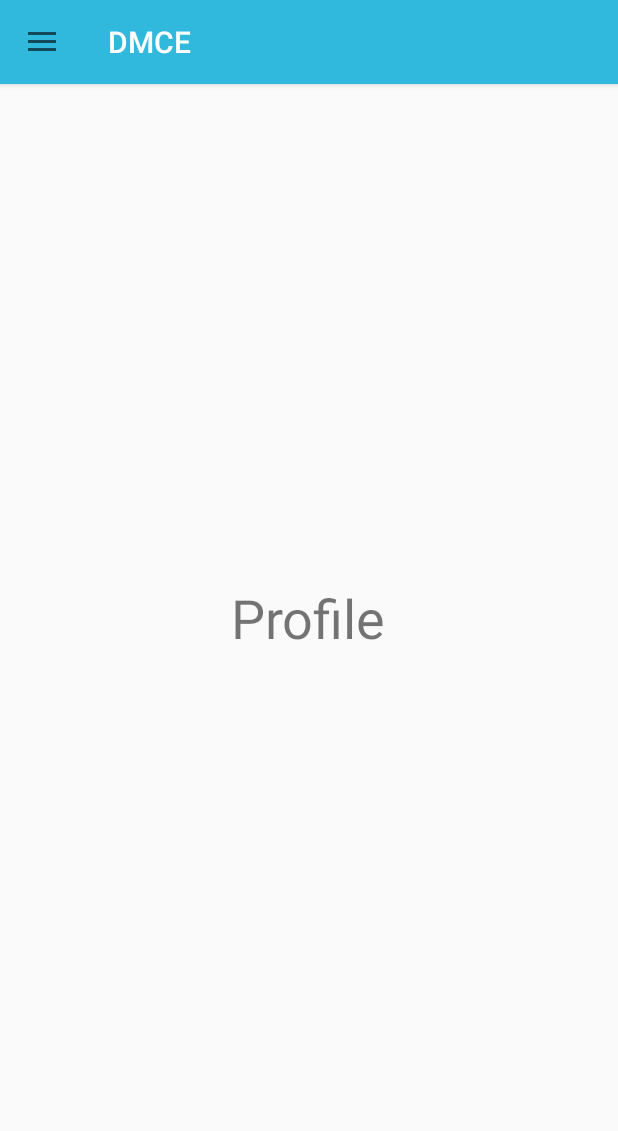
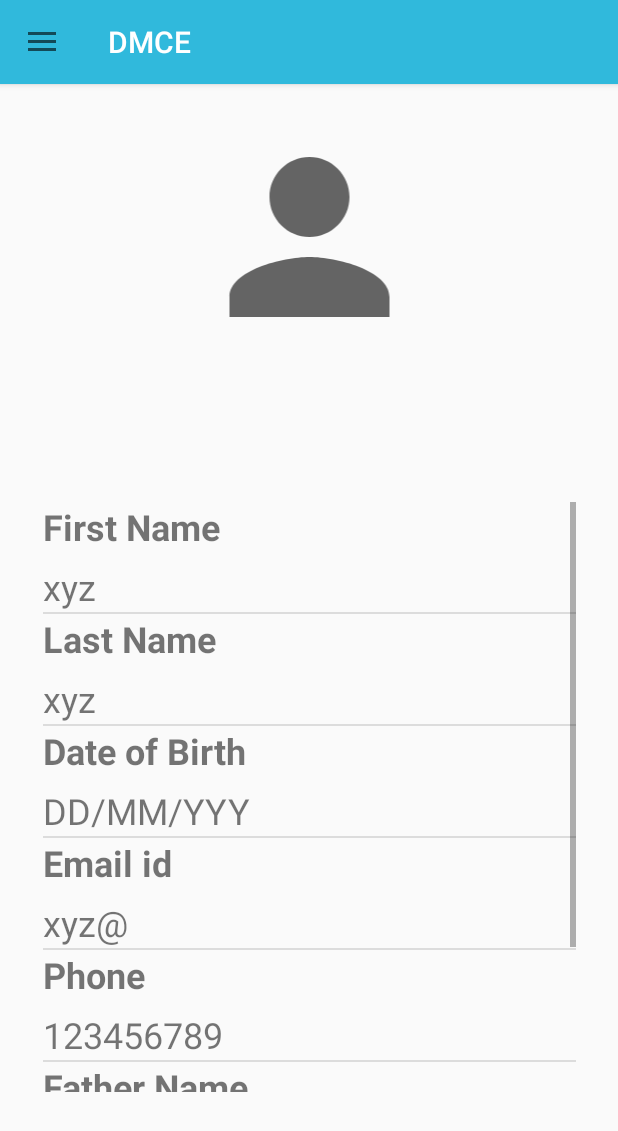
Before and after one commit to underdogs3/Dmce-App, an Android app: the fragment ProfileFragment placed in its activity, on a phone screen of 412 x 824 dp. Shown: the top 1131 px of the screen. Run offline under Robolectric (Android 15) with nearby library versions, the phone set to English and light mode, and no system bars.

Commit message:
Profile updated

```diff
--- a/app/src/main/java/com/example/loginpage/Fragment/ProfileFragment.java
+++ b/app/src/main/java/com/example/loginpage/Fragment/ProfileFragment.java
@@ -1,66 +1,85 @@
 package com.example.loginpage.Fragment;
 
+import android.annotation.SuppressLint;
+import android.content.Context;
 import android.os.Bundle;
 
+import androidx.annotation.NonNull;
+import androidx.annotation.Nullable;
 import androidx.fragment.app.Fragment;
 
 import android.view.LayoutInflater;
 import android.view.View;
 import android.view.ViewGroup;
+import android.widget.ArrayAdapter;
+import android.widget.ListView;
+import android.widget.TextView;
 
 import com.example.loginpage.R;
 
-/**
- * A simple {@link Fragment} subclass.
- * Use the {@link ProfileFragment#newInstance} factory method to
- * create an instance of this fragment.
- */
+
 public class ProfileFragment extends Fragment {
 
-    // TODO: Rename parameter arguments, choose names that match
-    // the fragment initialization parameters, e.g. ARG_ITEM_NUMBER
-    private static final String ARG_PARAM1 = "param1";
-    private static final String ARG_PARAM2 = "param2";
 
-    // TODO: Rename and change types of parameters
-    private String mParam1;
-    private String mParam2;
-
-    public ProfileFragment () {
-        // Required empty public constructor
-    }
-
-    /**
-     * Use this factory method to create a new instance of
-     * this fragment using the provided parameters.
-     *
-     * @param param1 Parameter 1.
-     * @param param2 Parameter 2.
-     * @return A new instance of fragment ProfileFragment.
-     */
-    // TODO: Rename and change types and number of parameters
-    public static ProfileFragment newInstance (String param1, String param2) {
-        ProfileFragment fragment = new ProfileFragment();
-        Bundle args = new Bundle();
-        args.putString(ARG_PARAM1, param1);
-        args.putString(ARG_PARAM2, param2);
-        fragment.setArguments(args);
-        return fragment;
-    }
-
-    @Override
-    public void onCreate (Bundle savedInstanceState) {
-        super.onCreate(savedInstanceState);
-        if (getArguments() != null) {
-            mParam1 = getArguments().getString(ARG_PARAM1);
-            mParam2 = getArguments().getString(ARG_PARAM2);
-        }
-    }
 
     @Override
     public View onCreateView (LayoutInflater inflater, ViewGroup container,
                               Bundle savedInstanceState) {
-        // Inflate the layout for this fragment
-        return inflater.inflate(R.layout.fragment_profile, container, false);
+        View view = inflater.inflate(R.layout.fragment_profile, container, false);
+
+        String[] ptitle = {
+                "First Name",
+                "Last Name",
+                "Date of Birth",
+                "Email id",
+                "Phone",
+                "Father Name",
+                "Mother Name"
+        };
+
+        String[] psubtitle = {
+                "xyz",
+                "xyz",
+                "DD/MM/YYY",
+                "xyz@",
+                "123456789",
+                "xyz",
+                "xyz",
+        };
+
+        ListView listView = view.findViewById(R.id.list2);
+        MyAdapter adapter = new MyAdapter(getActivity(),ptitle,psubtitle);
+        listView.setAdapter(adapter);
+
+                return view;
     }
+
+        static class MyAdapter extends ArrayAdapter<String>{
+
+        Context context;
+        String[] rtitle;
+        String[] rsubtitle;
+
+        MyAdapter(Context c,String[] title, String[] subtitle){
+            super(c,R.layout.profilelist,R.id.titletxt,title);
+            this.context = c;
+            this.rtitle = title;
+            this.rsubtitle = subtitle;
+        }
+
+            @NonNull
+            @Override
+            public View getView(int position, @Nullable View convertView, @NonNull ViewGroup parent) {
+                LayoutInflater layoutInflater = (LayoutInflater) context.getSystemService(Context.LAYOUT_INFLATER_SERVICE);
+                @SuppressLint("ViewHolder") View profilelist = layoutInflater.inflate(R.layout.profilelist, parent, false);
+
+                TextView myTitle = profilelist.findViewById(R.id.titletxt);
+                TextView mysubtitle = profilelist.findViewById(R.id.subtitletxt);
+
+                myTitle.setText(rtitle[position]);
+                mysubtitle.setText(rsubtitle[position]);
+
+                return profilelist;
+            }
+        }
 }
--- a/app/src/main/res/layout/fragment_profile.xml
+++ b/app/src/main/res/layout/fragment_profile.xml
@@ -1,18 +1,36 @@
 <?xml version="1.0" encoding="utf-8"?>
-<RelativeLayout xmlns:android="http://schemas.android.com/apk/res/android"
+<androidx.constraintlayout.widget.ConstraintLayout xmlns:android="http://schemas.android.com/apk/res/android"
+    xmlns:app="http://schemas.android.com/apk/res-auto"
     xmlns:tools="http://schemas.android.com/tools"
     android:layout_width="match_parent"
     android:layout_height="match_parent"
     tools:context=".Fragment.ProfileFragment">
 
-    <!-- TODO: Update blank fragment layout -->
-    <TextView
-        android:layout_width="wrap_content"
-        android:layout_height="wrap_content"
-        android:layout_gravity="center"
-        android:layout_centerInParent="true"
-        android:id="@+id/layout_profile"
-        android:textSize="36dp"
-        android:text="Profile" />
+    <ImageView
+        android:id="@+id/imageView3"
+        android:layout_width="163dp"
+        android:layout_height="160dp"
+        android:layout_alignParentStart="true"
+        android:layout_alignParentLeft="true"
+        android:layout_alignParentTop="true"
+        android:layout_alignParentEnd="true"
+        android:layout_alignParentRight="true"
+        android:layout_alignParentBottom="true"
+        android:src="@drawable/ic_baseline_person_24"
+        app:layout_constraintBottom_toBottomOf="parent"
+        app:layout_constraintEnd_toEndOf="parent"
+        app:layout_constraintStart_toStartOf="parent"
+        app:layout_constraintTop_toTopOf="parent"
+        app:layout_constraintVertical_bias="0.117" />
 
-</RelativeLayout>
+    <ListView
+        android:id="@+id/list2"
+        android:layout_width="355dp"
+        android:layout_height="393dp"
+        app:layout_constraintBottom_toBottomOf="parent"
+        app:layout_constraintEnd_toEndOf="parent"
+        app:layout_constraintStart_toStartOf="parent"
+        app:layout_constraintTop_toBottomOf="@+id/imageView3" />
+
+
+</androidx.constraintlayout.widget.ConstraintLayout>
--- /dev/null
+++ b/app/src/main/res/layout/profilelist.xml
@@ -0,0 +1,22 @@
+<?xml version="1.0" encoding="utf-8"?>
+<LinearLayout xmlns:android="http://schemas.android.com/apk/res/android"
+    android:layout_width="match_parent"
+    android:layout_height="match_parent"
+    android:orientation="vertical">
+
+
+    <TextView
+        android:id="@+id/titletxt"
+        android:layout_width="match_parent"
+        android:layout_height="40dp"
+        android:text="Title"
+        android:textSize="24sp"
+        android:textStyle="bold" />
+
+    <TextView
+        android:id="@+id/subtitletxt"
+        android:layout_width="match_parent"
+        android:layout_height="33dp"
+        android:text="Subtitle"
+        android:textSize="24sp" />
+</LinearLayout>
```
